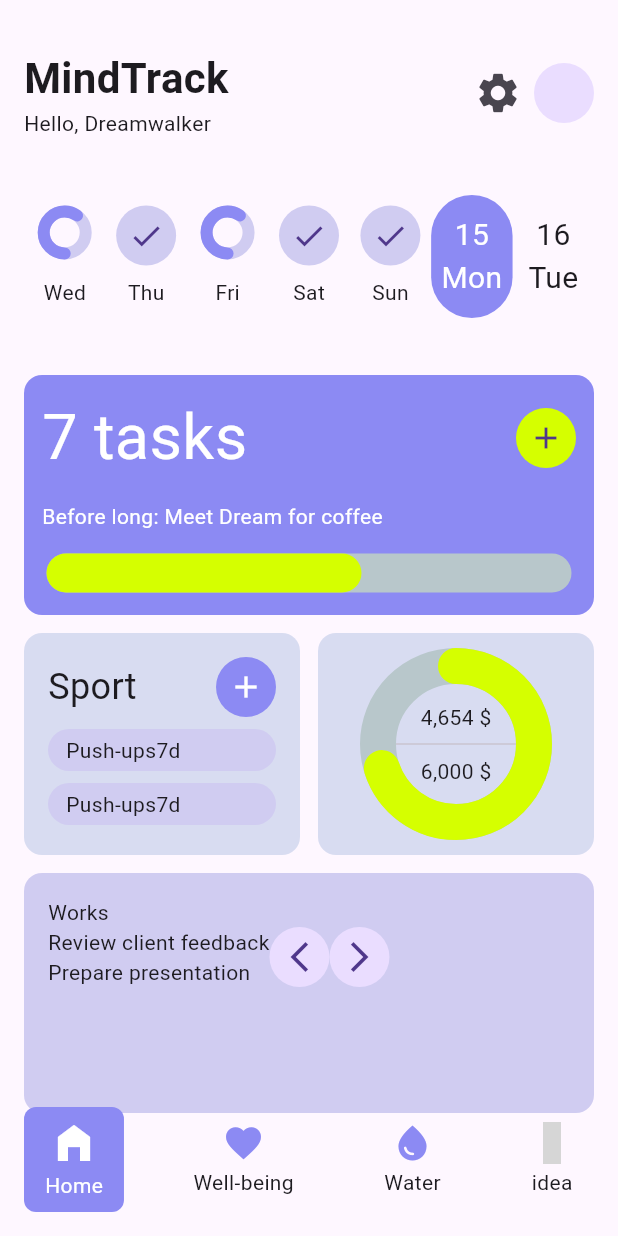
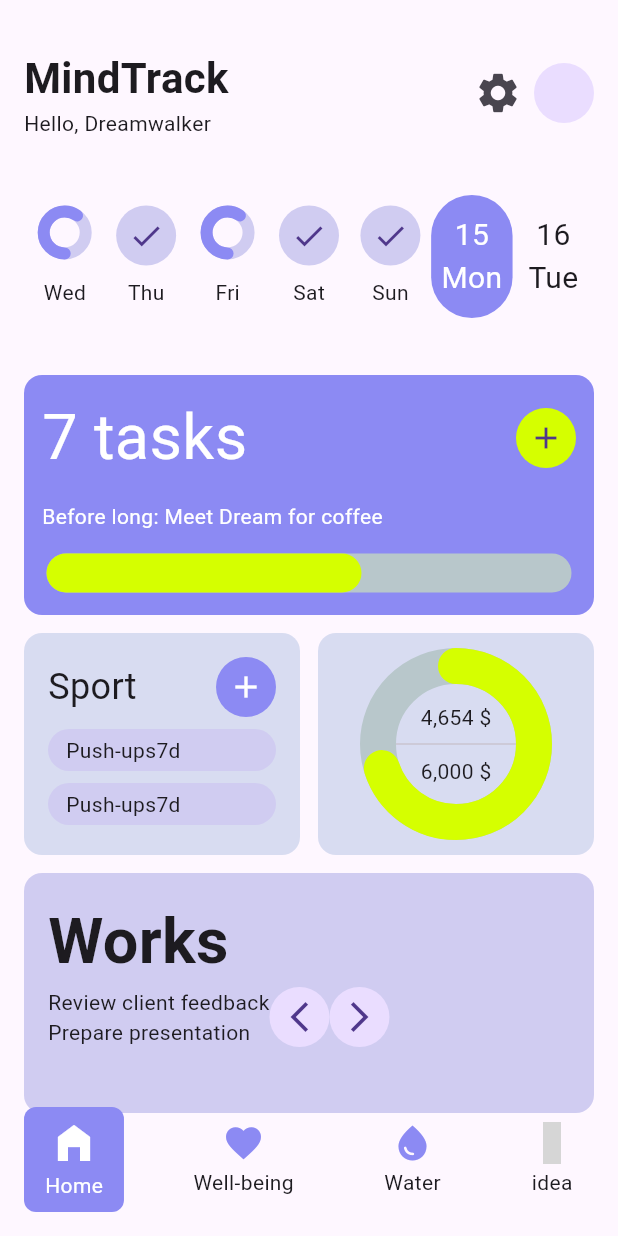
Before and after one commit to JAICHANGPARK/flutter_notebook_chapter_43, a Flutter app: the HabitJournalMainScreen screen opened directly, on a phone screen of 412 x 824 dp. Run offline on Flutter 3.47's test engine with Material 3 defaults, Android fonts, the phone set to English and light mode, and no system bars; drawn by our look-alikes of percent_indicator; our stand-ins replace gap, hugeicons; grey boxes are pictures that could not be loaded.

Commit message:
Update habit_journal_home_screen.dart

```diff
--- a/lib/ep2173_habit_journal_app/ui/home/habit_journal_home_screen.dart
+++ b/lib/ep2173_habit_journal_app/ui/home/habit_journal_home_screen.dart
@@ -355,6 +355,10 @@ class _HabitJournalHomeScreenState extends State<HabitJournalHomeScreen> {
                 children: [
                   Text(
                     "Works",
+                    style: TextStyle(
+                      fontSize: 42,
+                      fontWeight: FontWeight.bold,
+                    ),
                   ),
                   Row(
                     children: [
```
